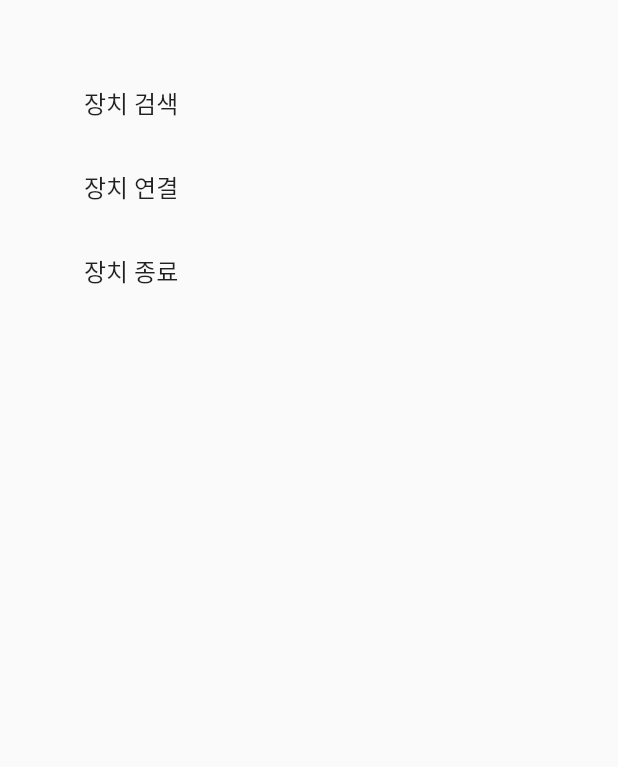
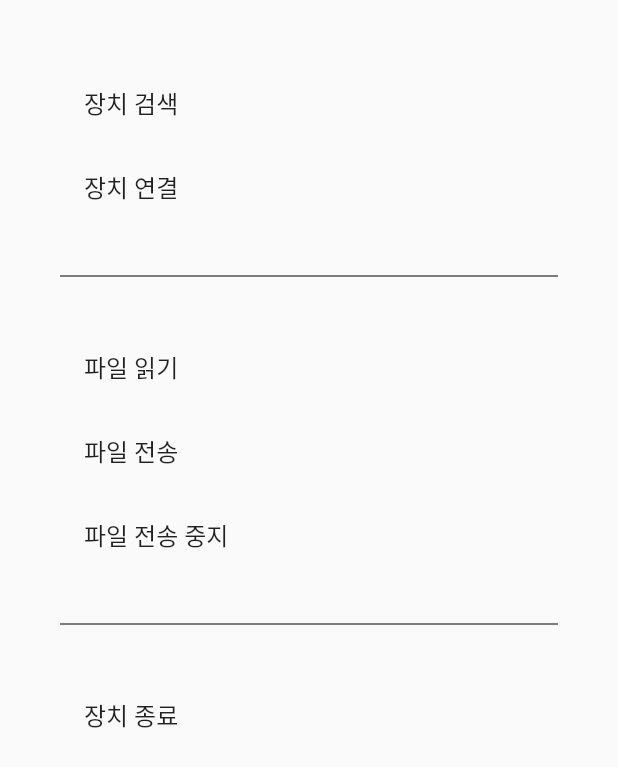
Before and after one commit to JAICHANGPARK/flutter_esp32_bluetooth_ota, a Flutter app: the SppUpdatePage screen opened directly, after a tap on "장치 연결", on a phone screen of 412 x 824 dp. Shown: the top 767 px of the screen. Run offline on Flutter 3.47's test engine with Material 2 defaults, Android fonts, the phone set to English and light mode, and no system bars; our stand-ins replace flutter_blue, flutter_bluetooth_serial, permission_handler.

Commit message:
Update spp_update_page.dart

```diff
--- a/lib/spp_update_page.dart
+++ b/lib/spp_update_page.dart
@@ -1,4 +1,7 @@
+import 'dart:typed_data';
+
 import 'package:flutter/material.dart';
+import 'package:flutter/services.dart';
 import 'package:flutter_bluetooth_serial/flutter_bluetooth_serial.dart';
 
 import 'spp_discovery_page.dart';
@@ -10,13 +13,34 @@ class SppUpdatePage extends StatefulWidget {
 
 class _SppUpdatePageState extends State<SppUpdatePage> {
   BluetoothDevice _selectedDevice;
-  BluetoothConnection _bluetoothConnection ;
+  BluetoothConnection _bluetoothConnection;
+
   @override
   void initState() {
     // TODO: implement initState
     super.initState();
+  }
 
+  Uint8List binDate;
+
+  var chunks = [];
+
+  Future<void> readBinFile() async {
+    ByteData result = await rootBundle.load('assets/update.bin');
+    Uint8List tmp = result.buffer.asUint8List();
+    print("파일 읽은 길이 : ${tmp.length}");
+    binDate = tmp;
+    var len = binDate.length;
+    var size = 24;
+
+    for (var i = 0; i < len; i += size) {
+      var end = (i + size < len) ? i + size : len;
+      chunks.add(binDate.sublist(i, end));
+    }
+    print(chunks);
+    print("chunks길이: ${chunks.length}");
   }
+
   @override
   Widget build(BuildContext context) {
     return Scaffold(
@@ -41,11 +65,45 @@ class _SppUpdatePageState extends State<SppUpdatePage> {
                 title: Text("장치 연결"),
                 onTap: () async {
                   if (_selectedDevice != null) {
-                    await BluetoothConnection.toAddress(_selectedDevice.address);
+                    _bluetoothConnection = await BluetoothConnection.toAddress(_selectedDevice.address);
                   } else {
                     print("장치 선택 필요");
                   }
                 },
+              ),
+              Divider(
+                height: 64,
+                color: Colors.black,
+              ),
+              ListTile(
+                title: Text("파일 읽기"),
+                onTap: () async {
+                  // if(binDate != null){
+                  //   if(binDate.length > 0) binDate.clear();
+                  // }
+                  if (chunks.length > 0) chunks.clear();
+                  readBinFile();
+                },
+              ),
+              ListTile(
+                title: Text("파일 전송"),
+                onTap: () async {
+                  for (int i = 0; i < chunks.length; i++) {
+                    Future.delayed(Duration(seconds: 1), () async {
+                      print("i : ${i} chunks : ${chunks[i]}");
+                      _bluetoothConnection.output.add(Uint8List.fromList(chunks[i]));
+                      await _bluetoothConnection.output.allSent;
+                    });
+                  }
+                },
+              ),
+              ListTile(
+                title: Text("파일 전송 중지"),
+                onTap: () async {},
+              ),
+              Divider(
+                height: 64,
+                color: Colors.black,
               ),
               ListTile(
                 title: Text("장치 종료"),
@@ -58,7 +116,6 @@ class _SppUpdatePageState extends State<SppUpdatePage> {
                   }
                 },
               ),
-
             ],
           ),
         ),
```
